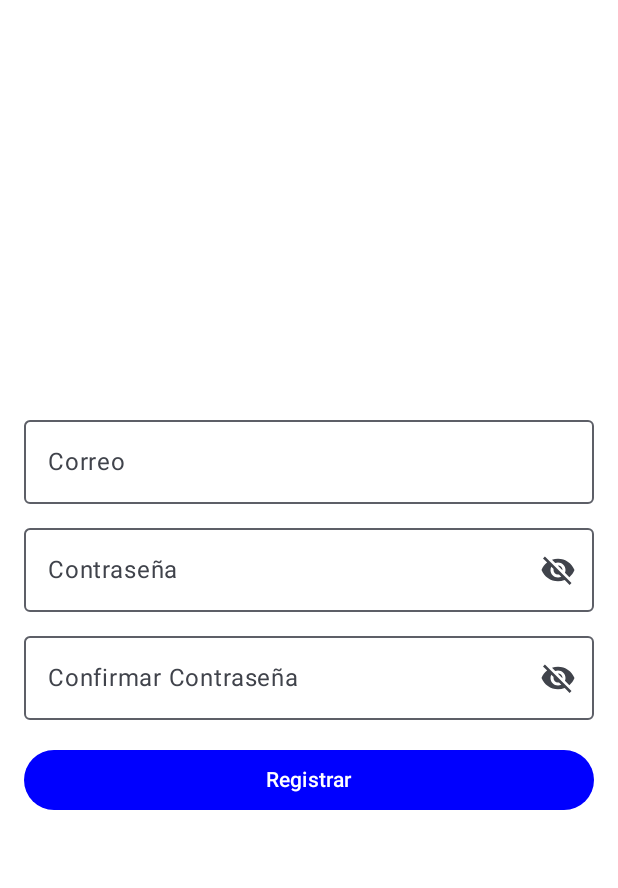
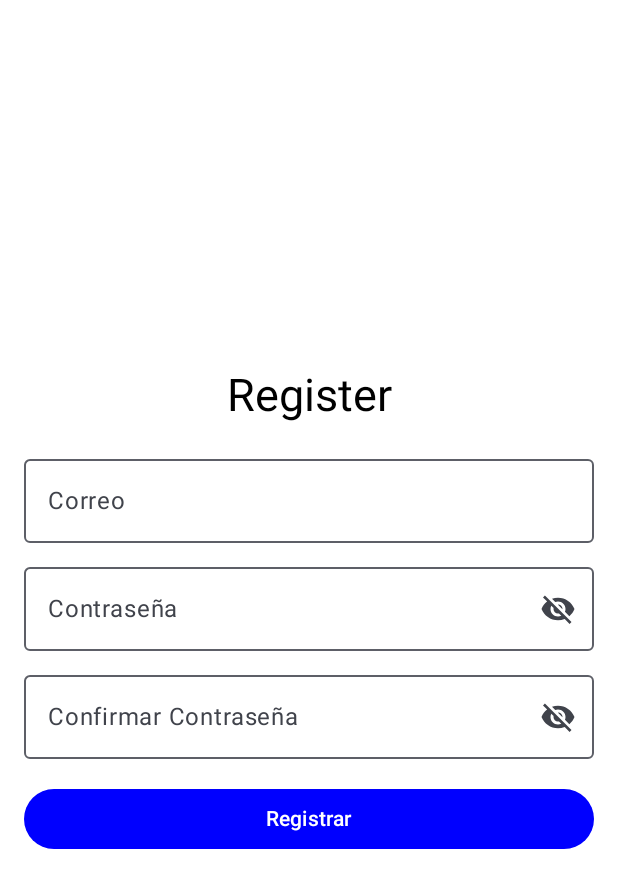
Before and after one commit to hbatress/apk_telecomunicacion, an Android app built with Jetpack Compose: the screen it shows after launch (RegisterActivity), after a tap on "Crear cuenta", on a phone screen of 412 x 824 dp. Shown: the top 888 px of the screen. Run offline under Robolectric (Android 15) with nearby library versions, the phone set to English and light mode, and no system bars.

Commit message:
PROGRAMA TERMINADO

```diff
--- a/app/build.gradle.kts
+++ b/app/build.gradle.kts
@@ -82,4 +82,8 @@ dependencies {
 
     implementation ("com.jakewharton.threetenabp:threetenabp:1.3.1")
 
+
+
+
+
 }
--- a/app/src/main/java/com/example/myhouse/AddActivity.kt
+++ b/app/src/main/java/com/example/myhouse/AddActivity.kt
@@ -94,7 +94,8 @@ fun AddScreen(modifier: Modifier = Modifier) {
                 label = { Text("Nombre del dispositivo") },
                 modifier = Modifier
                     .fillMaxWidth()
-                    .padding(bottom = 8.dp)
+                    .padding(bottom = 8.dp),
+                singleLine = true
             )
             OutlinedTextField(
                 value = devicePassword,
@@ -109,7 +110,8 @@ fun AddScreen(modifier: Modifier = Modifier) {
                     IconButton(onClick = { passwordVisible = !passwordVisible }) {
                         Icon(imageVector = image, contentDescription = if (passwordVisible) "Ocultar contraseña" else "Mostrar contraseña")
                     }
-                }
+                },
+                singleLine = true
             )
             Button(
                 onClick = {
--- a/app/src/main/java/com/example/myhouse/MainActivity.kt
+++ b/app/src/main/java/com/example/myhouse/MainActivity.kt
@@ -19,11 +19,14 @@ import androidx.compose.ui.graphics.Color
 import androidx.compose.ui.platform.LocalContext
 import androidx.compose.ui.text.input.PasswordVisualTransformation
 import androidx.compose.ui.text.input.VisualTransformation
+import androidx.compose.ui.text.style.TextAlign
 import androidx.compose.ui.unit.dp
+import androidx.compose.ui.unit.sp
 import com.example.myhouse.ui.theme.MyHouseTheme
 import retrofit2.Call
 import retrofit2.Callback
 import retrofit2.Response
+import androidx.compose.ui.Alignment
 import androidx.compose.ui.tooling.preview.Preview
 
 class MainActivity : ComponentActivity() {
@@ -56,8 +59,18 @@ fun LoginScreen(modifier: Modifier = Modifier, onLoginSuccess: () -> Unit) {
             .fillMaxSize()
             .background(Color.White)
             .padding(16.dp),
-        verticalArrangement = Arrangement.Center
+        verticalArrangement = Arrangement.Center,
+        horizontalAlignment = Alignment.CenterHorizontally
     ) {
+        Text(
+            text = "Login",
+            style = MaterialTheme.typography.headlineSmall,
+            color = Color.Black,
+            modifier = Modifier
+                .fillMaxWidth()
+                .padding(bottom = 16.dp),
+            textAlign = TextAlign.Center
+        )
         OutlinedTextField(
             value = email.value,
             onValueChange = { email.value = it },
--- a/app/src/main/java/com/example/myhouse/RegisterActivity.kt
+++ b/app/src/main/java/com/example/myhouse/RegisterActivity.kt
@@ -21,11 +21,14 @@ import androidx.compose.ui.platform.LocalContext
 import androidx.compose.ui.text.input.KeyboardType
 import androidx.compose.ui.text.input.PasswordVisualTransformation
 import androidx.compose.ui.text.input.VisualTransformation
+import androidx.compose.ui.text.style.TextAlign
 import androidx.compose.ui.unit.dp
+import androidx.compose.ui.unit.sp
 import com.example.myhouse.ui.theme.MyHouseTheme
 import retrofit2.Call
 import retrofit2.Callback
 import retrofit2.Response
+import androidx.compose.ui.Alignment
 
 class RegisterActivity : ComponentActivity() {
     override fun onCreate(savedInstanceState: Bundle?) {
@@ -62,15 +65,26 @@ fun RegisterScreen(modifier: Modifier = Modifier, onRegisterSuccess: () -> Unit)
             .fillMaxSize()
             .background(Color.White)
             .padding(16.dp),
-        verticalArrangement = Arrangement.Center
+        verticalArrangement = Arrangement.Center,
+        horizontalAlignment = Alignment.CenterHorizontally
     ) {
+        Text(
+            text = "Register",
+            style = MaterialTheme.typography.headlineSmall.copy(fontSize = 30.sp),
+            color = Color.Black,
+            modifier = Modifier
+                .fillMaxWidth()
+                .padding(bottom = 16.dp),
+            textAlign = TextAlign.Center
+        )
         OutlinedTextField(
             value = email.value,
             onValueChange = { email.value = it },
             label = { Text("Correo") },
             modifier = Modifier
                 .fillMaxWidth()
-                .padding(bottom = 8.dp)
+                .padding(bottom = 8.dp),
+            singleLine = true
         )
         OutlinedTextField(
             value = password.value,
@@ -86,7 +100,8 @@ fun RegisterScreen(modifier: Modifier = Modifier, onRegisterSuccess: () -> Unit)
                     Icon(imageVector = image, contentDescription = if (passwordVisible.value) "Ocultar contraseña" else "Mostrar contraseña")
                 }
             },
-            keyboardOptions = KeyboardOptions(keyboardType = KeyboardType.Password)
+            keyboardOptions = KeyboardOptions(keyboardType = KeyboardType.Password),
+            singleLine = true
         )
         OutlinedTextField(
             value = confirmPassword.value,
@@ -102,7 +117,8 @@ fun RegisterScreen(modifier: Modifier = Modifier, onRegisterSuccess: () -> Unit)
                     Icon(imageVector = image, contentDescription = if (confirmPasswordVisible.value) "Ocultar contraseña" else "Mostrar contraseña")
                 }
             },
-            keyboardOptions = KeyboardOptions(keyboardType = KeyboardType.Password)
+            keyboardOptions = KeyboardOptions(keyboardType = KeyboardType.Password),
+            singleLine = true
         )
         Button(
             onClick = {
```
Also changed, not shown: 5 other files.
